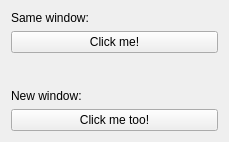
First picture: the form in _comrad_examples/1_basic/13_related_display/app.ui, repository jfpatrick/accsoft-gui-rad-comrad, before the edit.
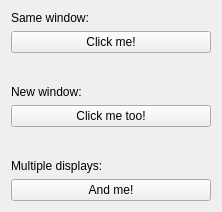
Second picture: the form after the edit. Custom widgets are drawn as their Qt base class.

Commit message: Update CRelatedDisplayButton example with multiple filenames

The edit to the form file:
```diff
--- a/_comrad_examples/1_basic/13_related_display/app.ui
+++ b/_comrad_examples/1_basic/13_related_display/app.ui
@@ -6,8 +6,8 @@
    <rect>
     <x>0</x>
     <y>0</y>
-    <width>229</width>
-    <height>142</height>
+    <width>222</width>
+    <height>212</height>
    </rect>
   </property>
   <property name="windowTitle">
@@ -78,6 +78,39 @@
      </property>
     </widget>
    </item>
+   <item>
+    <spacer name="verticalSpacer_2">
+     <property name="orientation">
+      <enum>Qt::Vertical</enum>
+     </property>
+     <property name="sizeHint" stdset="0">
+      <size>
+       <width>20</width>
+       <height>40</height>
+      </size>
+     </property>
+    </spacer>
+   </item>
+   <item>
+    <widget class="QLabel" name="label_3">
+     <property name="text">
+      <string>Multiple displays:</string>
+     </property>
+    </widget>
+   </item>
+   <item>
+    <widget class="CRelatedDisplayButton" name="CRelatedDisplayButton_3">
+     <property name="text">
+      <string>And me!</string>
+     </property>
+     <property name="filenames" stdset="0">
+      <stringlist>
+       <string>second.ui</string>
+       <string>third.ui</string>
+      </stringlist>
+     </property>
+    </widget>
+   </item>
   </layout>
  </widget>
  <customwidgets>
```
The commit also changes 1 other file.
